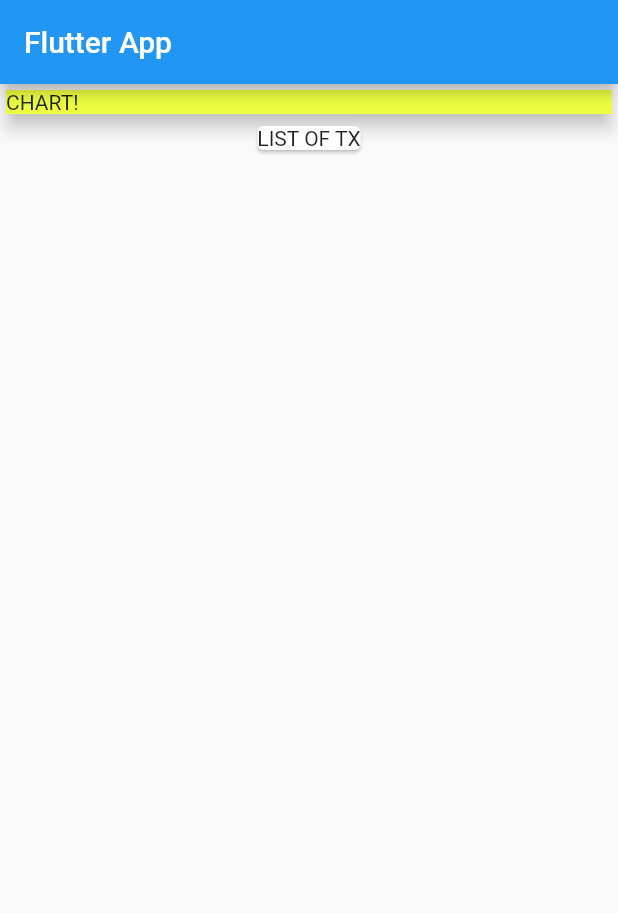
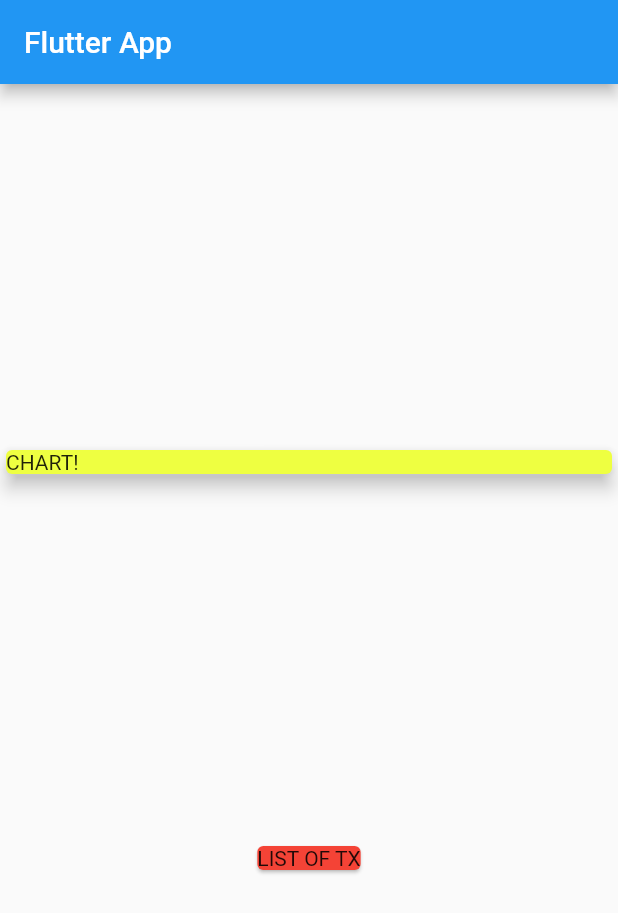
Before and after one commit to Agrim1210/Expense_App, a Flutter app: the screen it shows after launch, on a phone screen of 412 x 824 dp. Shown: the top 913 px of the screen. Run offline on Flutter 3.47's test engine with Material 2 defaults, Android fonts, the phone set to English and light mode, and no system bars.

```diff
--- a/lib/main.dart
+++ b/lib/main.dart
@@ -1,4 +1,6 @@
+import 'package:expense_app/transaction.dart';
 import 'package:flutter/material.dart';
+import './transaction.dart';
 
 void main() => runApp(MyApp());
 
@@ -13,22 +15,40 @@ class MyApp extends StatelessWidget {
 }
 
 class MyHomePage extends StatelessWidget {
+  final List<Transaction> transactions = [
+    Transaction(
+      id: 't1',
+      title: 'New Shoes',
+      amount: 69.99,
+      date: DateTime.now(),
+    ),
+    Transaction(
+      id: 't1',
+      title: 'Weekly Groceries',
+      amount: 16.53,
+      date: DateTime.now(),
+    ),
+  ];
   @override
   Widget build(BuildContext context) {
     return Scaffold(
       appBar: AppBar(
         title: Text('Flutter App'),
       ),
-      body: Column(children: <Widget>[
-        Card(
-          child: Container(
+      body: Column(
+          mainAxisAlignment: MainAxisAlignment.spaceEvenly,
+          crossAxisAlignment: CrossAxisAlignment.center,
+          children: <Widget>[
+            Container(
               width: 1000,
+              child: Card(
                 color: Colors.limeAccent,
                 child: Text('CHART!'),
-          ),
                 elevation: 5,
               ),
+            ),
             Card(
+              color: Colors.red,
               child: Text('LIST OF TX'),
             ),
           ]),
--- /dev/null
+++ b/lib/transaction.dart
@@ -0,0 +1,15 @@
+import 'package:flutter/foundation.dart';
+
+class Transaction {
+  final String id;
+  final String title;
+  final double amount;
+  final DateTime date;
+
+  Transaction({
+   @required this.id,
+   @required this.amount,
+   @required this.date,
+   @required this.title,
+  });
+}
```
Lines whose indentation alone changed are shown as unchanged.
